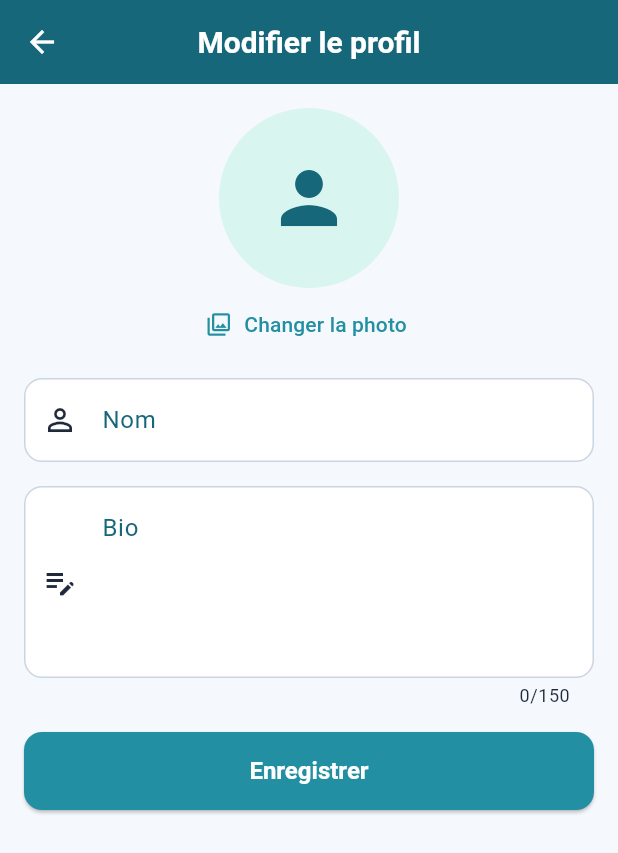
After one commit to studytakwa/SafeNet, a Flutter app: the ProfilPage screen opened directly, after a tap on "Modifier le profil", on a phone screen of 412 x 824 dp. The commit adds this screen. Shown: the top 853 px of the screen. Run offline on Flutter 3.47's test engine with Material 3 defaults, Android fonts, the phone set to English and light mode, and no system bars; our stand-ins replace cloud_firestore, firebase_auth, firebase_core, image_picker; accounts and stored records are empty.

Commit message:
mon travaile

```diff
--- /dev/null
+++ b/lib/controllers/profil_controller.dart
@@ -0,0 +1,37 @@
+import 'dart:convert';
+import 'dart:typed_data';
+
+import 'package:cloud_firestore/cloud_firestore.dart';
+import 'package:firebase_auth/firebase_auth.dart';
+
+import '../models/profil.dart';
+
+class ProfilService {
+  static const _collection = 'profils';
+
+  final _db = FirebaseFirestore.instance;
+
+  String get uidCourant => FirebaseAuth.instance.currentUser!.uid;
+
+  DocumentReference<Map<String, dynamic>> _doc(String uid) =>
+      _db.collection(_collection).doc(uid);
+
+  // Suit le profil en temps réel
+  Stream<Profil> suivreProfil(String uid) =>
+      _doc(uid).snapshots().map((s) => Profil.fromMap(uid, s.data()));
+
+  // Met à jour nom, bio et (si elle a changé) la photo
+  Future<void> enregistrer({
+    required String nom,
+    required String bio,
+    Uint8List? photo,
+  }) {
+    final donnees = <String, dynamic>{
+      'nom': nom,
+      'bio': bio,
+      'misAJourLe': FieldValue.serverTimestamp(),
+    };
+    if (photo != null) donnees['photoBase64'] = base64Encode(photo);
+    return _doc(uidCourant).set(donnees, SetOptions(merge: true));
+  }
+}
--- /dev/null
+++ b/lib/models/profil.dart
@@ -0,0 +1,32 @@
+import 'dart:convert';
+import 'dart:typed_data';
+
+class Profil {
+  final String uid;
+  final String nom;
+  final String bio;
+  final String? photoBase64;
+
+  const Profil({
+    required this.uid,
+    this.nom = '',
+    this.bio = '',
+    this.photoBase64,
+  });
+
+  factory Profil.fromMap(String uid, Map<String, dynamic>? data) {
+    return Profil(
+      uid: uid,
+      nom: (data?['nom'] as String?) ?? '',
+      bio: (data?['bio'] as String?) ?? '',
+      photoBase64: data?['photoBase64'] as String?,
+    );
+  }
+
+  // Photo décodée, prête à être affichée (null s'il n'y a pas de photo)
+  Uint8List? get photoOctets {
+    final texte = photoBase64;
+    if (texte == null || texte.isEmpty) return null;
+    return base64Decode(texte);
+  }
+}
--- /dev/null
+++ b/lib/profil/modifier_profil_page.dart
@@ -0,0 +1,153 @@
+import 'dart:typed_data';
+
+import 'package:flutter/material.dart';
+import 'package:image_picker/image_picker.dart';
+
+import '../models/profil.dart';
+import '../controllers/profil_controller.dart';
+
+class ModifierProfilPage extends StatefulWidget {
+  final Profil profil;
+  final bool creation; // true = première création du profil
+  const ModifierProfilPage({super.key, required this.profil, this.creation = false});
+  @override
+  State<ModifierProfilPage> createState() => _EtatModifierProfil();
+}
+
+class _EtatModifierProfil extends State<ModifierProfilPage> {
+  final _cleFormulaire = GlobalKey<FormState>();
+  final _service = ProfilService();
+  final _selecteur = ImagePicker();
+
+  late final TextEditingController _ctrlNom =
+  TextEditingController(text: widget.profil.nom);
+  late final TextEditingController _ctrlBio =
+  TextEditingController(text: widget.profil.bio);
+
+  Uint8List? _nouvellePhoto;
+  bool _enregistrement = false;
+
+  @override
+  void dispose() {
+    _ctrlNom.dispose();
+    _ctrlBio.dispose();
+    super.dispose();
+  }
+
+  Future<void> _choisirPhoto() async {
+    final fichier = await _selecteur.pickImage(
+      source: ImageSource.gallery,
+      maxWidth: 300,
+      maxHeight: 300,
+      imageQuality: 60,
+    );
+    if (fichier == null) return;
+    final octets = await fichier.readAsBytes();
+    setState(() => _nouvellePhoto = octets);
+  }
+
+  Future<void> _enregistrer() async {
+    if (!_cleFormulaire.currentState!.validate()) return;
+
+    setState(() => _enregistrement = true);
+    try {
+      await _service.enregistrer(
+        nom: _ctrlNom.text.trim(),
+        bio: _ctrlBio.text.trim(),
+        photo: _nouvellePhoto,
+      );
+      if (!mounted) return;
+      if (!widget.creation) Navigator.pop(context);
+    } catch (e) {
+      if (!mounted) return;
+      ScaffoldMessenger.of(context).showSnackBar(
+        const SnackBar(content: Text("Impossible d'enregistrer le profil. Réessayez.")),
+      );
+    } finally {
+      if (mounted) setState(() => _enregistrement = false);
+    }
+  }
+
+  @override
+  Widget build(BuildContext context) {
+    final photoActuelle = widget.profil.photoOctets;
+    final ImageProvider? image = _nouvellePhoto != null
+        ? MemoryImage(_nouvellePhoto!)
+        : (photoActuelle != null ? MemoryImage(photoActuelle) : null);
+
+    return Scaffold(
+      appBar: AppBar(
+        automaticallyImplyLeading: !widget.creation,
+        title: Text(widget.creation ? 'Créer mon profil' : 'Modifier le profil'),
+      ),
+      body: SingleChildScrollView(
+        padding: const EdgeInsets.all(16),
+        child: Form(
+          key: _cleFormulaire,
+          child: Column(
+            children: [
+              GestureDetector(
+                onTap: _choisirPhoto,
+                child: CircleAvatar(
+                  radius: 60,
+                  backgroundImage: image,
+                  child: image == null ? const Icon(Icons.person, size: 56) : null,
+                ),
+              ),
+              TextButton.icon(
+                onPressed: _choisirPhoto,
+                icon: const Icon(Icons.photo_library_outlined),
+                label: const Text('Changer la photo'),
+              ),
+              const SizedBox(height: 12),
+              TextFormField(
+                controller: _ctrlNom,
+                textInputAction: TextInputAction.next,
+                decoration: const InputDecoration(
+                  labelText: 'Nom',
+                  prefixIcon: Icon(Icons.person_outline),
+                ),
+                validator: (v) {
+                  final texte = v?.trim() ?? '';
+                  if (texte.isEmpty) return 'Entrez votre nom';
+                  if (texte.length < 2) return 'Nom trop court';
+                  if (texte.length > 30) return '30 caractères maximum';
+                  return null;
+                },
+              ),
+              const SizedBox(height: 16),
+              TextFormField(
+                controller: _ctrlBio,
+                maxLines: 4,
+                maxLength: 150,
+                decoration: const InputDecoration(
+                  labelText: 'Bio',
+                  prefixIcon: Icon(Icons.edit_note),
+                  alignLabelWithHint: true,
+                ),
+              ),
+              const SizedBox(height: 16),
+              SizedBox(
+                width: double.infinity,
+                height: 52,
+                child: ElevatedButton(
+                  onPressed: _enregistrement ? null : _enregistrer,
+                  child: _enregistrement
+                      ? const SizedBox(
+                    height: 22,
+                    width: 22,
+                    child: CircularProgressIndicator(
+                      strokeWidth: 2.5,
+                      color: Colors.white,
+                    ),
+                  )
+                      : Text(widget.creation ? 'Créer mon profil' : 'Enregistrer'),
+                ),
+              ),
+            ],
+          ),
+        ),
+      ),
+    );
+  }
+}
--- /dev/null
+++ b/lib/profil/profil_gate.dart
@@ -0,0 +1,39 @@
+import 'package:flutter/material.dart';
+
+import '../models/profil.dart';
+import '../controllers/profil_controller.dart';
+import 'modifier_profil_page.dart';
+import 'profil_page.dart';
+
+class ProfilGate extends StatelessWidget {
+  const ProfilGate({super.key});
+
+  @override
+  Widget build(BuildContext context) {
+    final service = ProfilService();
+
+    return StreamBuilder<Profil>(
+      stream: service.suivreProfil(service.uidCourant),
+      builder: (context, instantane) {
+        if (instantane.hasError) {
+          return const Scaffold(
+            body: Center(child: Text('Impossible de charger le profil.')),
+          );
+        }
+        if (!instantane.hasData) {
+          return const Scaffold(
+            body: Center(child: CircularProgressIndicator()),
+          );
+        }
+        final profil = instantane.data!;
+
+        // Pas encore de nom : formulaire de création du profil
+        if (profil.nom.isEmpty) {
+          return ModifierProfilPage(profil: profil, creation: true);
+        }
+        // Profil déjà créé : page "Mon profil"
+        return const ProfilPage();
+      },
+    );
+  }
+}
--- /dev/null
+++ b/lib/profil/profil_page.dart
@@ -0,0 +1,74 @@
+import 'package:flutter/material.dart';
+
+import '../models/profil.dart';
+import '../controllers/profil_controller.dart';
+import 'modifier_profil_page.dart';
+
+class ProfilPage extends StatelessWidget {
+  // uid vide = mon propre profil ; sinon, profil d'un autre utilisateur
+  final String? uid;
+  const ProfilPage({super.key, this.uid});
+
+  @override
+  Widget build(BuildContext context) {
+    final service = ProfilService();
+    final idAffiche = uid ?? service.uidCourant;
+    final estMonProfil = idAffiche == service.uidCourant;
+
+    return Scaffold(
+      appBar: AppBar(title: Text(estMonProfil ? 'Mon profil' : 'Profil')),
+      body: StreamBuilder<Profil>(
+        stream: service.suivreProfil(idAffiche),
+        builder: (context, instantane) {
+          if (instantane.hasError) {
+            return const Center(child: Text('Impossible de charger le profil.'));
+          }
+          if (!instantane.hasData) {
+            return const Center(child: CircularProgressIndicator());
+          }
+          final profil = instantane.data!;
+          final photo = profil.photoOctets;
+
+          return SingleChildScrollView(
+            padding: const EdgeInsets.all(24),
+            child: Column(
+              children: [
+                CircleAvatar(
+                  radius: 60,
+                  backgroundImage: photo != null ? MemoryImage(photo) : null,
+                  child: photo != null ? null : const Icon(Icons.person, size: 56),
+                ),
+                const SizedBox(height: 16),
+                Text(
+                  profil.nom.isEmpty ? 'Nom non renseigné' : profil.nom,
+                  style: Theme.of(context)
+                      .textTheme
+                      .titleLarge
+                      ?.copyWith(fontWeight: FontWeight.bold),
+                ),
+                const SizedBox(height: 8),
+                Text(
+                  profil.bio.isEmpty ? 'Aucune bio pour le moment.' : profil.bio,
+                  textAlign: TextAlign.center,
+                  style: Theme.of(context).textTheme.bodyMedium,
+                ),
+                const SizedBox(height: 24),
+                if (estMonProfil)
+                  ElevatedButton.icon(
+                    onPressed: () => Navigator.push(
+                      context,
+                      MaterialPageRoute(
+                        builder: (_) => ModifierProfilPage(profil: profil),
+                      ),
+                    ),
+                    icon: const Icon(Icons.edit),
+                    label: const Text('Modifier le profil'),
+                  ),
+              ],
+            ),
+          );
+        },
+      ),
+    );
+  }
+}
--- a/pubspec.yaml
+++ b/pubspec.yaml
@@ -41,7 +41,6 @@ dependencies:
   google_mlkit_face_detection: ^0.15.1
   cloud_functions: ^7.0.0
   image_picker: ^1.2.4
-
 dev_dependencies:
   flutter_test:
     sdk: flutter
```
Also changed, not shown: lib/authentification/connexion.dart (+39 -7 lines), lib/authentification/inscription.dart (+7 -1 lines), lib/controllers/auth_controller.dart (added, +29 -0 lines).
